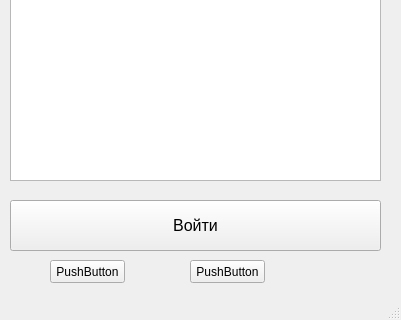
Old version of the form mainwindow.ui in the repository unix-admin/ita_cource; both pictures show x 0 to 401 and y 397 to 717 of the 401 by 717 pixel window.
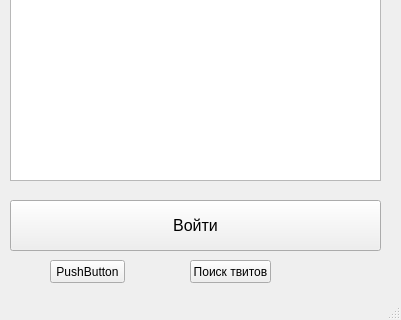
New version of the form.

Patch:
```diff
--- a/mainwindow.ui
+++ b/mainwindow.ui
@@ -104,12 +104,12 @@
      <rect>
       <x>190</x>
       <y>640</y>
-      <width>75</width>
+      <width>81</width>
       <height>23</height>
      </rect>
     </property>
     <property name="text">
-     <string>PushButton</string>
+     <string>Поиск твитов</string>
     </property>
    </widget>
   </widget>
```
Left out of the diff: 13 changed lines with no effect on the pictures.
